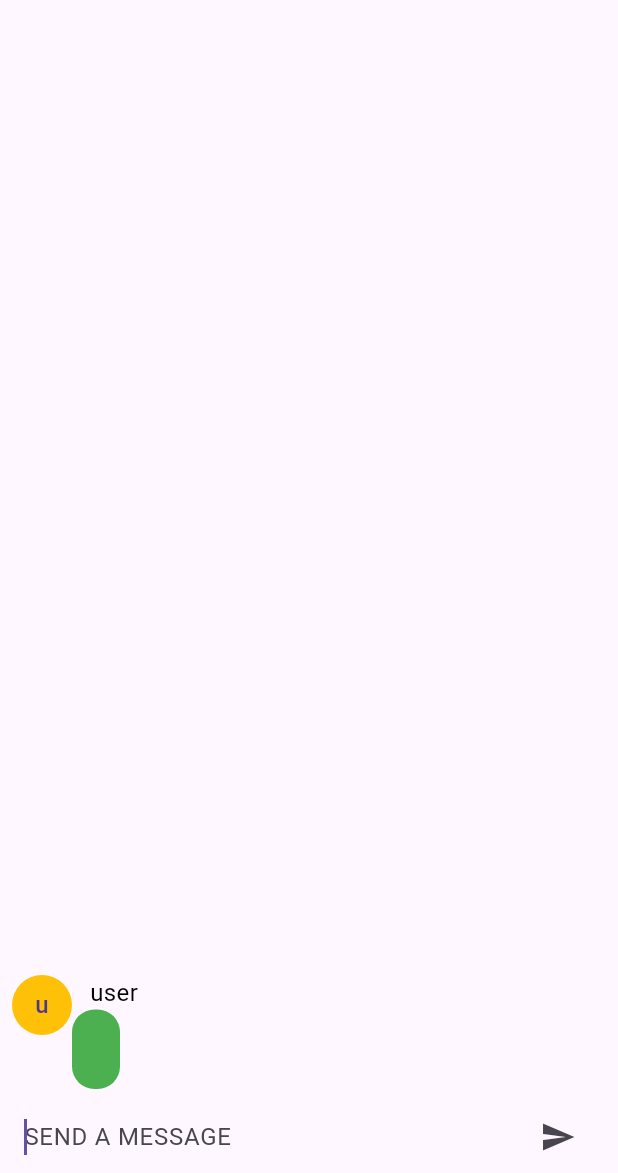
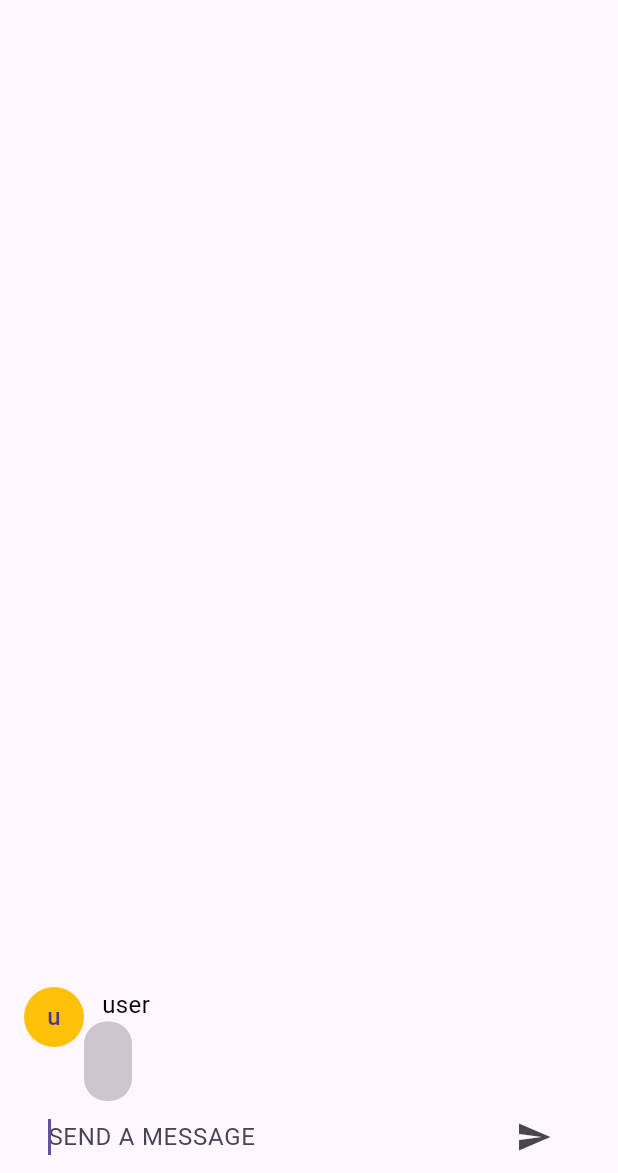
Before and after one commit to hrithikm2/openai_flutter, a Flutter app: the screen it shows after launch, after a tap on the "send" icon, on a phone screen of 412 x 824 dp, the part 63-1236 px from its top. Run offline on Flutter 3.47's test engine with Material 2 defaults, Android fonts, the phone set to English and light mode, and no system bars; drawn by our look-alikes of flutter_animate; our stand-ins replace firebase_core, flutter_dotenv, get, velocity_x; accounts and stored records are empty.

```diff
--- a/lib/app/modules/home/controllers/home_controller.dart
+++ b/lib/app/modules/home/controllers/home_controller.dart
@@ -7,6 +7,8 @@ class HomeController extends GetxController {
   late TextEditingController sendTextController;
   RxList<ChatMessage> chatMessages = <ChatMessage>[].obs;
   FocusNode focusNode = FocusNode();
+  ScrollController scrollController = ScrollController();
+
   @override
   void onInit() {
     sendTextController = TextEditingController();
@@ -16,13 +18,24 @@ class HomeController extends GetxController {
   ///METHODS
   ///send message from client
   void sendMessage(String user) {
-    chatMessages.insert(
-        0,
-        ChatMessage(
-          textData: sendTextController.text,
-          user: user,
-        ));
+    chatMessages.add(ChatMessage(
+      textData: sendTextController.text,
+      user: user,
+    ));
     sendTextController.clear();
     focusNode.requestFocus();
+
+    scrollToBottom();
+  }
+
+  ///automatically scroll to the bottom of list.
+  Future<void> scrollToBottom() async {
+    await Future.delayed(const Duration(milliseconds: 325), () {
+      if (scrollController.hasClients) {
+        scrollController.jumpTo(
+          scrollController.position.maxScrollExtent,
+        );
+      }
+    });
   }
 }
--- a/lib/app/modules/home/views/components/chat_message.dart
+++ b/lib/app/modules/home/views/components/chat_message.dart
@@ -1,4 +1,5 @@
 import 'package:flutter/material.dart';
+import 'package:flutter_animate/flutter_animate.dart';
 import 'package:velocity_x/velocity_x.dart';
 
 class ChatMessage extends StatelessWidget {
@@ -25,9 +26,17 @@ class ChatMessage extends StatelessWidget {
               Container(
                 decoration: BoxDecoration(
                     borderRadius: BorderRadius.circular(15),
-                    color: Colors.green),
+                    color: Colors.black.withOpacity(0.2)),
                 constraints: const BoxConstraints(maxWidth: 200),
-                child: textData.text.black.align(TextAlign.start).make().p16(),
+                child: textData.text.black
+                    .align(TextAlign.start)
+                    .make()
+                    .p16()
+                    .animate(effects: [
+                  ScaleEffect(
+                    duration: 1.seconds,
+                  )
+                ]),
               ),
             ]),
       ],
--- a/lib/app/modules/home/views/components/textfield.dart
+++ b/lib/app/modules/home/views/components/textfield.dart
@@ -1,5 +1,6 @@
 import 'package:flutter/material.dart';
-import 'package:velocity_x/velocity_x.dart';
+import 'package:flutter_animate/flutter_animate.dart';
+import 'package:velocity_x/velocity_x.dart' as vx;
 
 class SendTextField extends StatelessWidget {
   const SendTextField(
@@ -20,10 +21,9 @@ class SendTextField extends StatelessWidget {
           focusNode: focusNode,
           controller: controller,
           onSubmitted: (val) => onSend?.call(),
-          autofocus: true,
           decoration:
               const InputDecoration.collapsed(hintText: "SEND A MESSAGE"),
-        )),
+        ).animate().fadeIn()),
         IconButton(icon: const Icon(Icons.send), onPressed: onSend),
       ],
     ).px16();
--- a/lib/app/modules/home/views/home_view.dart
+++ b/lib/app/modules/home/views/home_view.dart
@@ -18,16 +18,17 @@ class HomeView extends GetView<HomeController> {
         ),
         body: SafeArea(
           child: Column(
+            mainAxisAlignment: MainAxisAlignment.end,
             children: [
               Flexible(
-                child: Obx(
-                  () => ListView.builder(
-                      reverse: true,
-                      padding: Vx.m8,
-                      itemCount: homeController.chatMessages.length,
-                      itemBuilder: (context, index) =>
-                          homeController.chatMessages[index]),
-                ),
+                child: Obx(() => SingleChildScrollView(
+                      controller: homeController.scrollController,
+                      child: Column(
+                          children: List.generate(
+                              homeController.chatMessages.length,
+                              (index) => homeController.chatMessages[index],
+                              growable: true)),
+                    )),
               ),
               DecoratedBox(
                 decoration: BoxDecoration(color: context.cardColor),
@@ -38,7 +39,7 @@ class HomeView extends GetView<HomeController> {
                 ),
               )
             ],
-          ),
+          ).px16(),
         ));
   }
 }
--- a/lib/app/routes/app_routes.dart
+++ b/lib/app/routes/app_routes.dart
@@ -4,9 +4,11 @@ part of 'app_pages.dart';
 abstract class Routes {
   Routes._();
   static const home = _Paths.home;
+  static const LOGIN = _Paths.LOGIN;
 }
 
 abstract class _Paths {
   _Paths._();
   static const home = '/home';
+  static const LOGIN = '/login';
 }
--- a/pubspec.yaml
+++ b/pubspec.yaml
@@ -17,6 +17,8 @@ dependencies:
   firebase_core: ^2.5.0
   firebase_storage: ^11.0.11
   firebase_auth: ^4.2.6
+  cloud_firestore: ^4.3.2
+  flutter_animate: ^3.1.0
 
 dev_dependencies:
   flutter_lints: 2.0.1
```
Also changed, not shown: lib/app/modules/login/bindings/login_binding.dart (added, +12 -0 lines), lib/app/modules/login/controllers/login_controller.dart (added, +23 -0 lines), lib/app/modules/login/views/login_view.dart (added, +24 -0 lines), lib/app/routes/app_pages.dart (+7 -0 lines), pubspec.lock, 5 other files.
